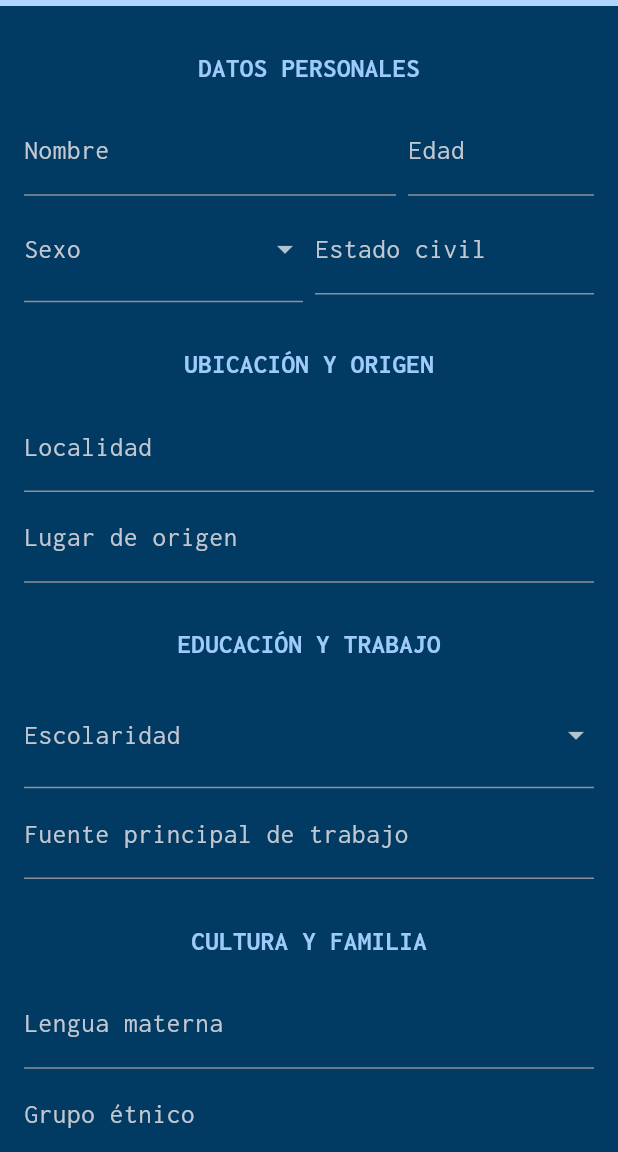
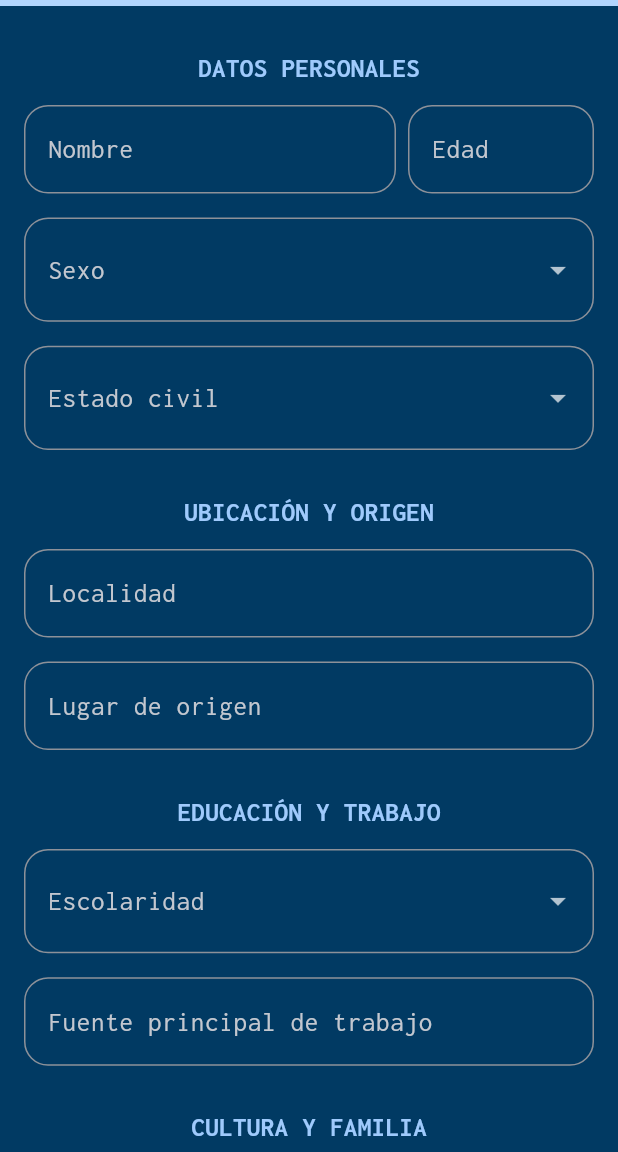
Before and after one commit to RafaelDiaz01/App-Tarantulas, a Flutter app: the FormScreen screen opened directly, on a phone screen of 412 x 824 dp, the part 84-1236 px from its top. Run offline on Flutter 3.47's test engine with Material 3 defaults, Android fonts, the phone set to English and light mode, and no system bars; our stand-ins replace font_awesome_flutter, google_fonts, hive, hive_flutter, lottie; accounts and stored records are empty.

Commit message:
Se sube actualizacion de form_screen esto para darle otra vista al formulario

```diff
--- a/lib/screens/form_screen.dart
+++ b/lib/screens/form_screen.dart
@@ -3,8 +3,6 @@ import 'package:uuid/uuid.dart';
 import 'package:hive/hive.dart';
 import '../models/usuario_model.dart';
 import '../configurations/app_theme.dart';
-
-final Color azulClaro = const Color(0xFF42A5F5);
 
 class FormScreen extends StatefulWidget {
   const FormScreen({super.key});
@@ -161,7 +159,8 @@ class _FormScreenState extends State<FormScreen>
           preferredSize: const Size.fromHeight(4),
           child: AnimatedBuilder(
             animation: _animation,
-            builder: (context, child) => LinearProgressIndicator(
+            builder:
+                (context, child) => LinearProgressIndicator(
                   value: _animation.value,
                   backgroundColor: Colors.white.withOpacity(0.2),
                   valueColor: const AlwaysStoppedAnimation<Color>(Colors.white),
@@ -184,7 +183,12 @@ class _FormScreenState extends State<FormScreen>
                       flex: 2,
                       child: TextFormField(
                         controller: _nombreController,
-                        decoration: const InputDecoration(labelText: 'Nombre'),
+                        decoration: const InputDecoration(
+                          labelText: 'Nombre',
+                          border: OutlineInputBorder(
+                            borderRadius: BorderRadius.all(Radius.circular(16)),
+                          ),
+                        ),
                         validator: (v) => v!.isEmpty ? 'Requerido' : null,
                       ),
                     ),
@@ -192,26 +196,45 @@ class _FormScreenState extends State<FormScreen>
                     Expanded(
                       child: TextFormField(
                         controller: _edadController,
-                        decoration: const InputDecoration(labelText: 'Edad'),
+                        decoration: const InputDecoration(
+                          labelText: 'Edad',
+                          border: OutlineInputBorder(
+                            borderRadius: BorderRadius.all(Radius.circular(16)),
+                          ),
+                        ),
                         keyboardType: TextInputType.number,
                         validator: (v) => v!.isEmpty ? 'Requerido' : null,
                       ),
                     ),
                   ],
                 ),
+                const SizedBox(height: 16),
                 Row(
                   children: [
                     Expanded(
                       child: DropdownButtonFormField<String>(
                         value: _sexo,
                         dropdownColor: appColorScheme.background,
-                        decoration: const InputDecoration(labelText: 'Sexo'),
+                        decoration: const InputDecoration(
+                          labelText: 'Sexo',
+                          border: OutlineInputBorder(
+                            borderRadius: BorderRadius.all(Radius.circular(16)),
+                          ),
+                        ),
                         validator: (v) => v == null ? 'Requerido' : null,
-                        items: ['Masculino', 'Femenino', 'Otro']
+                        items:
+                            ['Masculino', 'Femenino', 'Otro']
                                 .map(
                                   (sexo) => DropdownMenuItem(
                                     value: sexo,
-                                child: Text(sexo, style: TextStyle(color: azulClaro)),
+                                    child: Text(
+                                      sexo,
+                                      style: Theme.of(
+                                        context,
+                                      ).textTheme.bodyMedium?.copyWith(
+                                        color: appColorScheme.secondary,
+                                      ),
+                                    ),
                                   ),
                                 )
                                 .toList(),
@@ -223,42 +246,112 @@ class _FormScreenState extends State<FormScreen>
                         },
                       ),
                     ),
-                    const SizedBox(width: 8),
+                  ],
+                ),
+                const SizedBox(height: 16), // <-- Espaciado después de Sexo
+                Row(
+                  children: [
                     Expanded(
-                      child: TextFormField(
-                        controller: _estadoCivilController,
-                        decoration: const InputDecoration(labelText: 'Estado civil'),
-                        validator: (v) => v!.isEmpty ? 'Requerido' : null,
+                      child: DropdownButtonFormField<String>(
+                        value:
+                            _estadoCivilController.text.isEmpty
+                                ? null
+                                : _estadoCivilController.text,
+                        dropdownColor: appColorScheme.background,
+                        decoration: const InputDecoration(
+                          labelText: 'Estado civil',
+                          border: OutlineInputBorder(
+                            borderRadius: BorderRadius.all(Radius.circular(16)),
+                          ),
+                        ),
+                        validator: (v) => v == null ? 'Requerido' : null,
+                        items:
+                            [
+                                  'Soltero/a',
+                                  'Casado/a',
+                                  'Divorciado/a',
+                                  'Viudo/a',
+                                  'Unión civil o de hecho',
+                                ]
+                                .map(
+                                  (estado) => DropdownMenuItem(
+                                    value: estado,
+                                    child: Text(
+                                      estado,
+                                      style: Theme.of(
+                                        context,
+                                      ).textTheme.bodyMedium?.copyWith(
+                                        color: appColorScheme.secondary,
+                                      ),
+                                    ),
+                                  ),
+                                )
+                                .toList(),
+                        onChanged: (value) {
+                          setState(() {
+                            _estadoCivilController.text = value!;
+                            _updateProgress();
+                          });
+                        },
                       ),
                     ),
                   ],
                 ),
+
                 const SizedBox(height: 16),
                 _buildSectionTitle('UBICACIÓN Y ORIGEN'),
                 TextFormField(
                   controller: _localidadController,
-                  decoration: const InputDecoration(labelText: 'Localidad'),
+                  decoration: const InputDecoration(
+                    labelText: 'Localidad',
+                    border: OutlineInputBorder(
+                      borderRadius: BorderRadius.all(Radius.circular(16)),
+                    ),
+                  ),
                   validator: (v) => v!.isEmpty ? 'Requerido' : null,
                 ),
+                const SizedBox(height: 16),
                 TextFormField(
                   controller: _lugarOrigenController,
-                  decoration: const InputDecoration(labelText: 'Lugar de origen'),
-                  validator: (v) => v!.isEmpty ? 'Requerido': null,
+                  decoration: const InputDecoration(
+                    labelText: 'Lugar de origen',
+                    border: OutlineInputBorder(
+                      borderRadius: BorderRadius.all(Radius.circular(16)),
+                    ),
+                  ),
+                  validator: (v) => v!.isEmpty ? 'Requerido' : null,
                 ),
                 const SizedBox(height: 16),
                 _buildSectionTitle('EDUCACIÓN Y TRABAJO'),
                 DropdownButtonFormField<String>(
                   value: _nivelEstudios,
                   dropdownColor: appColorScheme.background,
-                  decoration: const InputDecoration(labelText: 'Escolaridad'),
+                  decoration: const InputDecoration(
+                    labelText: 'Escolaridad',
+                    border: OutlineInputBorder(
+                      borderRadius: BorderRadius.all(Radius.circular(16)),
+                    ),
+                  ),
                   validator: (v) => v == null ? 'Requerido' : null,
-                  items: [
+                  items:
+                      [
                             'Primaria',
                             'Secundaria',
                             'Preparatoria',
                             'Universidad',
                             'Ninguno',
-                  ].map((nivel) => DropdownMenuItem(value: nivel, child: Text(nivel))).toList(),
+                          ]
+                          .map(
+                            (nivel) => DropdownMenuItem(
+                              value: nivel,
+                              child: Text(
+                                nivel,
+                                style: Theme.of(context).textTheme.bodyMedium
+                                    ?.copyWith(color: appColorScheme.secondary),
+                              ),
+                            ),
+                          )
+                          .toList(),
                   onChanged: (value) {
                     setState(() {
                       _nivelEstudios = value;
@@ -266,29 +359,69 @@ class _FormScreenState extends State<FormScreen>
                     });
                   },
                 ),
+                SizedBox(height: 16),
                 TextFormField(
                   controller: _fuenteTrabajoController,
-                  decoration: const InputDecoration(labelText: 'Fuente principal de trabajo'),
+                  decoration: const InputDecoration(
+                    labelText: 'Fuente principal de trabajo',
+                    border: OutlineInputBorder(
+                      borderRadius: BorderRadius.all(Radius.circular(16)),
+                    ),
+                  ),
+
                   validator: (v) => v!.isEmpty ? 'Requerido' : null,
                 ),
                 const SizedBox(height: 16),
                 _buildSectionTitle('CULTURA Y FAMILIA'),
                 TextFormField(
                   controller: _lenguaController,
-                  decoration: const InputDecoration(labelText: 'Lengua materna'),
+                  decoration: const InputDecoration(
+                    labelText: 'Lengua materna',
+                    border: OutlineInputBorder(
+                      borderRadius: BorderRadius.all(Radius.circular(16)),
+                    ),
+                  ),
                   validator: (v) => v!.isEmpty ? 'Requerido' : null,
                 ),
+                SizedBox(height: 16),
                 TextFormField(
                   controller: _grupoEtnicoController,
-                  decoration: const InputDecoration(labelText: 'Grupo étnico'),
+                  decoration: const InputDecoration(
+                    labelText: 'Grupo étnico',
+                    border: OutlineInputBorder(
+                      borderRadius: BorderRadius.all(Radius.circular(16)),
+                    ),
+                  ),
+
                   validator: (v) => v!.isEmpty ? 'Requerido' : null,
                 ),
+                SizedBox(height: 16),
                 DropdownButtonFormField<String>(
-                  value: _tenenciaTierraController.text.isEmpty ? null : _tenenciaTierraController.text,
+                  value:
+                      _tenenciaTierraController.text.isEmpty
+                          ? null
+                          : _tenenciaTierraController.text,
                   dropdownColor: appColorScheme.background,
-                  decoration: const InputDecoration(labelText: 'Tenencia de la tierra'),
-                  validator: (v) => v == null ? 'Requerido' :null,
-                  items: ['Comunal', 'Privada'] .map((opcion) => DropdownMenuItem(value: opcion, child: Text(opcion, style: TextStyle(color: azulClaro)))).toList(),
+                  decoration: const InputDecoration(
+                    labelText: 'Tenencia de la tierra',
+                    border: OutlineInputBorder(
+                      borderRadius: BorderRadius.all(Radius.circular(16)),
+                    ),
+                  ),
+                  validator: (v) => v == null ? 'Requerido' : null,
+                  items:
+                      ['Comunal', 'Privada']
+                          .map(
+                            (opcion) => DropdownMenuItem(
+                              value: opcion,
+                              child: Text(
+                                opcion,
+                                style: Theme.of(context).textTheme.bodyMedium
+                                    ?.copyWith(color: appColorScheme.secondary),
+                              ),
+                            ),
+                          )
+                          .toList(),
                   onChanged: (value) {
                     setState(() {
                       _tenenciaTierraController.text = value!;
@@ -296,11 +429,17 @@ class _FormScreenState extends State<FormScreen>
                     });
                   },
                 ),
+                SizedBox(height: 16),
                 TextFormField(
                   controller: _numHijosController,
-                  decoration: const InputDecoration(labelText: 'Número de hijos'),
+                  decoration: const InputDecoration(
+                    labelText: 'Número de hijos',
+                    border: OutlineInputBorder(
+                      borderRadius: BorderRadius.all(Radius.circular(16)),
+                    ),
+                  ),
                   keyboardType: TextInputType.number,
-                  validator: (v) => v!.isEmpty ? 'Requerido': null,
+                  validator: (v) => v!.isEmpty ? 'Requerido' : null,
                 ),
                 const SizedBox(height: 24),
                 ElevatedButton.icon(
@@ -310,7 +449,10 @@ class _FormScreenState extends State<FormScreen>
                   style: ElevatedButton.styleFrom(
                     backgroundColor: appColorScheme.primary,
                     foregroundColor: Colors.white,
-                    padding: const EdgeInsets.symmetric(horizontal: 24, vertical: 12),
+                    padding: const EdgeInsets.symmetric(
+                      horizontal: 24,
+                      vertical: 12,
+                    ),
                   ),
                 ),
               ],
```
Lines whose indentation alone changed are shown as unchanged.
